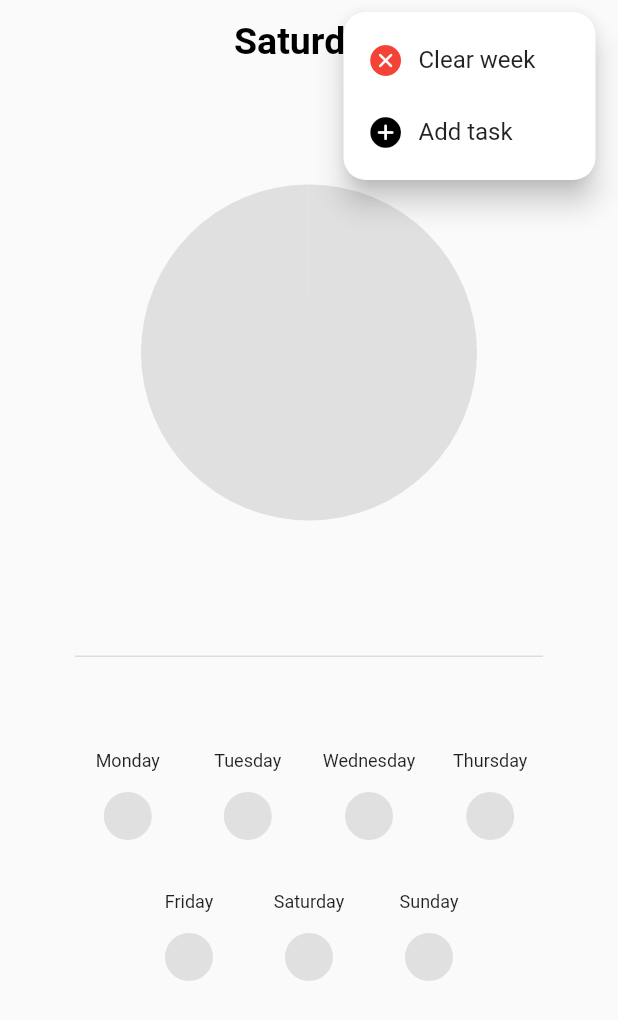
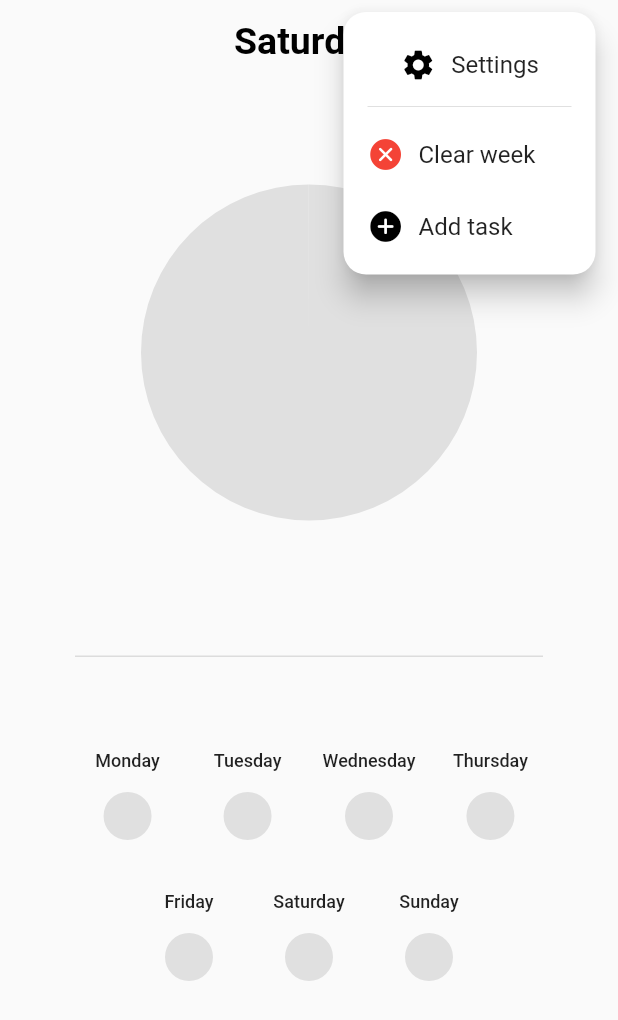
Before and after one commit to theiskaa/Visual-Time, a Flutter app: the screen it shows after launch, after a tap on the "keyboard control" icon, on a phone screen of 412 x 824 dp. Shown: the top 1020 px of the screen. Run offline on Flutter 3.47's test engine with Material 2 defaults, Android fonts, the phone set to English and light mode, and no system bars; our stand-ins replace hive, hive_flutter, logger, syncfusion_flutter_charts; accounts and stored records are empty.

Commit message:
Add settings template screen and improve defaultTheme

```diff
--- a/lib/view/home.dart
+++ b/lib/view/home.dart
@@ -10,6 +10,7 @@ import 'package:hive_flutter/hive_flutter.dart';
 import 'package:vtime/view/day_view.dart';
 import 'package:vtime/view/widgets/mini_day_card.dart';
 
+import 'settings.dart';
 import 'widgets/appbars.dart';
 import 'widgets/day_chart.dart';
 import 'widgets/themes.dart';
@@ -85,11 +86,7 @@ class _HomeState extends State<Home> {
           onTap: () => openNewDay(0, context, day: today, todaysBox: todaysBox),
           child: Text(
             today.name ?? 'Today',
-            style: const TextStyle(
-              color: Colors.black,
-              fontWeight: FontWeight.w600,
-              fontSize: 25,
-            ),
+            style: const TextStyle(fontWeight: FontWeight.w600, fontSize: 25),
           ),
         ),
       ),
@@ -118,25 +115,29 @@ class _HomeState extends State<Home> {
   PopupMenuButton<dynamic> popUpMenuButton() {
     return PopupMenuButton(
       shape: RoundedRectangleBorder(borderRadius: BorderRadius.circular(15)),
-      child: const Icon(Icons.more_horiz, color: Colors.black),
-      onSelected: (seleted) {
-        if (seleted == 0) {
-          showDialog(
-            context: context,
-            builder: (context) => clearWeekDialog(),
-          );
-          return;
-        }
-        Navigator.push(
-          context,
-          MaterialPageRoute(
-            builder: (context) => CreateTaskPage(todaysBox: todaysBox),
-          ),
-        );
-      },
-      itemBuilder: (index) => [
+      child: const Icon(Icons.more_horiz),
+      onSelected: onPopUpItemSelected,
+      itemBuilder: (_) => [
         PopupMenuItem(
           value: 0,
+          child: Column(
+            children: [
+              const SizedBox(height: 15),
+              Row(
+                mainAxisAlignment: MainAxisAlignment.center,
+                children: const [
+                  Icon(Icons.settings),
+                  SizedBox(width: 10),
+                  Text('Settings'),
+                ],
+              ),
+              const SizedBox(height: 8),
+              const Divider(),
+            ],
+          ),
+        ),
+        PopupMenuItem(
+          value: 1,
           child: Row(
             children: const [
               Icon(CupertinoIcons.clear_circled_solid, color: Colors.red),
@@ -146,17 +147,44 @@ class _HomeState extends State<Home> {
           ),
         ),
         PopupMenuItem(
-          value: 1,
+          value: 2,
           child: Row(
             children: const [
-              Icon(CupertinoIcons.add_circled_solid, color: Colors.black),
+              Icon(CupertinoIcons.add_circled_solid),
               SizedBox(width: 10),
               Text('Add task'),
             ],
           ),
-        )
+        ),
       ],
     );
+  }
+
+  void onPopUpItemSelected(seleted) {
+    var methods = {
+      0: () {
+        Navigator.push(
+          context,
+          MaterialPageRoute(builder: (context) => const Settings()),
+        );
+      },
+      1: () {
+        showDialog(
+          context: context,
+          builder: (context) => clearWeekDialog(),
+        );
+      },
+      2: () {
+        Navigator.push(
+          context,
+          MaterialPageRoute(
+            builder: (context) => CreateTaskPage(todaysBox: todaysBox),
+          ),
+        );
+      },
+    };
+
+    return methods[seleted]!.call();
   }
 
   AlertDialog clearWeekDialog() {
@@ -166,7 +194,7 @@ class _HomeState extends State<Home> {
       actions: [
         TextButton(
           onPressed: () => Navigator.pop(context),
-          child: const Text('No', style: TextStyle(color: Colors.black)),
+          child: const Text('No'),
         ),
         TextButton(
           style: simpleButtonStyle(Colors.red),
--- /dev/null
+++ b/lib/view/settings.dart
@@ -0,0 +1,13 @@
+import 'package:flutter/material.dart';
+
+class Settings extends StatelessWidget {
+  const Settings({Key? key}) : super(key: key);
+
+  @override
+  Widget build(BuildContext context) {
+    return Scaffold(
+      appBar: AppBar(title: const Text('Settings')),
+      body: Column(children: const []),
+    );
+  }
+}
--- a/lib/view/widgets/appbars.dart
+++ b/lib/view/widgets/appbars.dart
@@ -17,8 +17,6 @@ class TransparentAppBar extends StatelessWidget with PreferredSizeWidget {
   @override
   Widget build(BuildContext context) {
     return AppBar(
-      elevation: 0,
-      backgroundColor: Colors.transparent,
       title: titleWidget,
       centerTitle: true,
       actions: (action != null) ? [action!] : null,
--- a/lib/view/widgets/mini_day_card.dart
+++ b/lib/view/widgets/mini_day_card.dart
@@ -10,7 +10,6 @@ import 'day_chart.dart';
 class MiniDayChart extends StatelessWidget {
   final String title;
   final Function? onTap;
-  final Color? circleColor;
   final ValueListenable<Box<Task>> todaysBox;
 
   const MiniDayChart({
@@ -18,7 +17,6 @@ class MiniDayChart extends StatelessWidget {
     required this.title,
     required this.onTap,
     required this.todaysBox,
-    this.circleColor = const Color(0xFFFFFFFF),
   }) : super(key: key);
 
   @override
@@ -32,7 +30,7 @@ class MiniDayChart extends StatelessWidget {
           children: [
             Text(
               title,
-              style: const TextStyle(fontSize: 12),
+              style: const TextStyle(fontSize: 12, fontWeight: FontWeight.w500),
             ),
             GestureDetector(
               onTap: () => onTap!(),
--- a/lib/view/widgets/themes.dart
+++ b/lib/view/widgets/themes.dart
@@ -14,9 +14,12 @@ class Themes {
     accentColor: Colors.black,
     elevatedButtonTheme: ElevatedButtonThemeData(
       style: ButtonStyle(
+        textStyle:
+            MaterialStateProperty.all(const TextStyle(color: Colors.white)),
         backgroundColor: MaterialStateProperty.all(const Color(0xFF000000)),
       ),
     ),
+    iconTheme: const IconThemeData(color: Colors.black),
     textSelectionTheme: TextSelectionThemeData(
       cursorColor: Colors.black,
       selectionColor: const Color(0xFF000000).withOpacity(.3),
@@ -24,10 +27,41 @@ class Themes {
     ),
     textButtonTheme: TextButtonThemeData(
       style: ButtonStyle(
+        textStyle: MaterialStateProperty.all(
+          const TextStyle(color: Colors.black),
+        ),
         overlayColor: MaterialStateProperty.all(
           const Color(0xFF000000).withOpacity(.3),
         ),
       ),
     ),
+    bottomSheetTheme: const BottomSheetThemeData(
+      shape: RoundedRectangleBorder(
+        borderRadius: BorderRadius.only(
+          topLeft: Radius.circular(30),
+          topRight: Radius.circular(30),
+        ),
+      ),
+      backgroundColor: Colors.white,
+    ),
+    textTheme: const TextTheme(
+      headline1: TextStyle(color: Colors.black, fontWeight: FontWeight.w800),
+      headline2: TextStyle(color: Colors.black, fontWeight: FontWeight.bold),
+      headline3: TextStyle(color: Colors.black, fontWeight: FontWeight.w600),
+      headline4: TextStyle(color: Colors.black),
+      headline5: TextStyle(color: Colors.black),
+      headline6: TextStyle(color: Colors.black),
+    ),
+    primarySwatch: Colors.blueGrey,
+    primaryTextTheme: const TextTheme(
+      headline6: TextStyle(color: Colors.black),
+    ),
+    appBarTheme: const AppBarTheme(
+      elevation: 0,
+      backgroundColor: Colors.transparent,
+      centerTitle: true,
+      iconTheme: IconThemeData(color: Colors.black),
+      actionsIconTheme: IconThemeData(color: Colors.black),
+    ),
   );
 }
```
Also changed, not shown: lib/view/create.dart (+2 -9 lines), lib/view/day_view.dart (+2 -5 lines), 1 other file.
